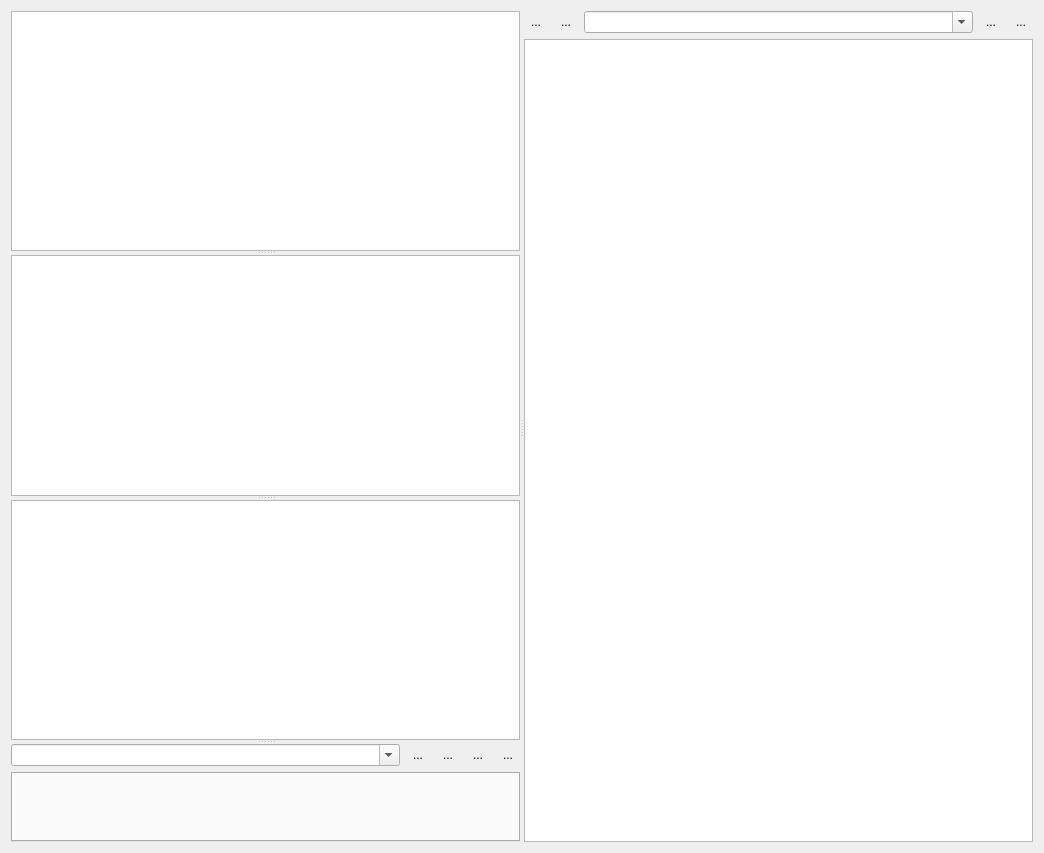
Before: the Qt Designer form ui/PulseProgram.ui in MonroeQuantumNetworks/IonControl, drawn with Qt 5.
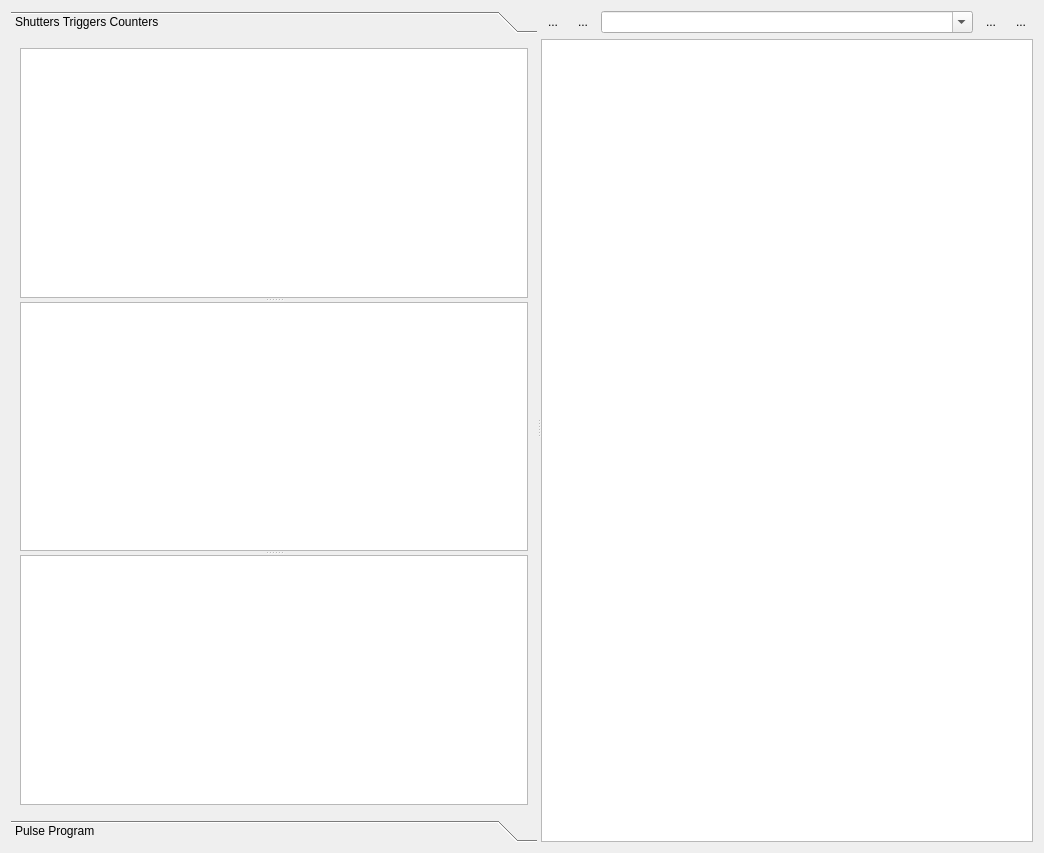
After: the same form once the commit is applied. Icons and pictures are not drawn.

Commit message: change PulseProgramUi to Toolbox

```diff
--- a/ui/PulseProgram.ui
+++ b/ui/PulseProgram.ui
@@ -17,12 +17,30 @@
    <iconset resource="Experiment.qrc">
     <normaloff>:/petersIcons/icons/pulser1.png</normaloff>:/petersIcons/icons/pulser1.png</iconset>
   </property>
-  <layout class="QVBoxLayout" name="verticalLayout_3">
+  <layout class="QHBoxLayout" name="horizontalLayout_3">
    <item>
     <widget class="QSplitter" name="splitterHorizontal">
      <property name="orientation">
       <enum>Qt::Horizontal</enum>
      </property>
+     <widget class="QToolBox" name="toolBox">
+      <property name="currentIndex">
+       <number>0</number>
+      </property>
+      <widget class="QWidget" name="page_1">
+       <property name="geometry">
+        <rect>
+         <x>0</x>
+         <y>0</y>
+         <width>526</width>
+         <height>781</height>
+        </rect>
+       </property>
+       <attribute name="label">
+        <string>Shutters Triggers Counters</string>
+       </attribute>
+       <layout class="QGridLayout" name="gridLayout_2">
+        <item row="0" column="0">
      <widget class="QSplitter" name="splitterVertical">
       <property name="orientation">
        <enum>Qt::Vertical</enum>
@@ -30,7 +48,24 @@
       <widget class="QTableView" name="shutterTableView"/>
       <widget class="QTableView" name="triggerTableView"/>
       <widget class="QTableView" name="counterTableView"/>
-      <widget class="QWidget" name="layoutWidget">
+         </widget>
+        </item>
+       </layout>
+      </widget>
+      <widget class="QWidget" name="page_2">
+       <property name="geometry">
+        <rect>
+         <x>0</x>
+         <y>0</y>
+         <width>526</width>
+         <height>781</height>
+        </rect>
+       </property>
+       <attribute name="label">
+        <string>Pulse Program</string>
+       </attribute>
+       <layout class="QGridLayout" name="gridLayout">
+        <item row="0" column="0">
        <layout class="QVBoxLayout" name="verticalLayout">
         <item>
          <layout class="QHBoxLayout" name="horizontalLayout_2">
@@ -126,6 +161,8 @@
            </size>
           </property>
          </widget>
+          </item>
+         </layout>
         </item>
        </layout>
       </widget>
```
Lines whose indentation alone changed are shown as unchanged.
